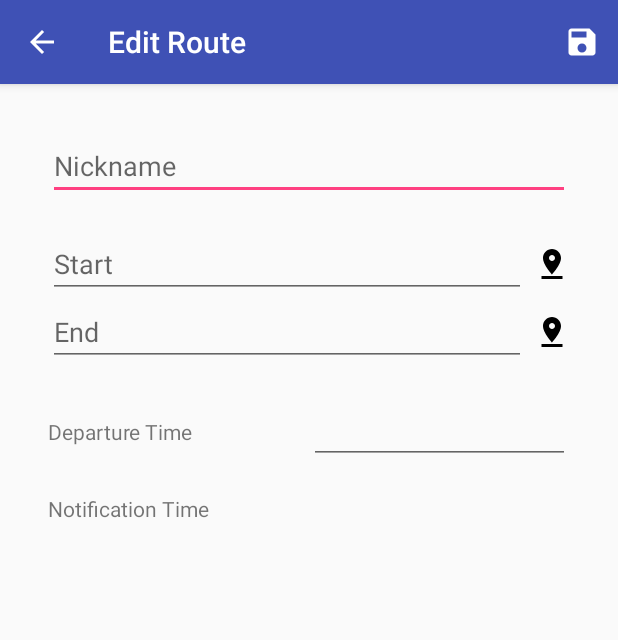
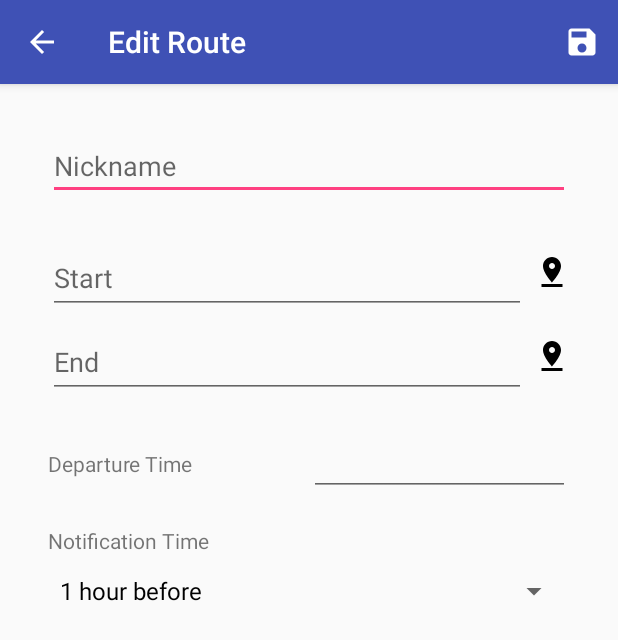
Before and after one commit to jdrider/RouteSelector, an Android app: the EditRouteFragment screen opened directly, with no data from a screen before it, after a tap on "Save", on a phone screen of 412 x 824 dp. Shown: the top 640 px of the screen. Run offline under Robolectric (Android 15) with nearby library versions, the phone set to English and light mode, and no system bars; libraries missing offline, so code that uses them is left out: com.jakewharton.threetenabp, com.pacoworks.rxpaper, rx.android.schedulers, rx.subscriptions; 4 statements that could not run were skipped.

Commit message:
Get selected notification time

```diff
--- a/app/src/main/java/com/jrider/routeselector/features/routes/EditRouteFragment.kt
+++ b/app/src/main/java/com/jrider/routeselector/features/routes/EditRouteFragment.kt
@@ -3,6 +3,7 @@ package com.jrider.routeselector.features.routes
 import android.os.Bundle
 import android.support.v4.app.Fragment
 import android.view.*
+import android.widget.ArrayAdapter
 import android.widget.Toast
 import com.jrider.routeselector.R
 import com.jrider.routeselector.RouteSelectorApplication
@@ -50,6 +51,11 @@ class EditRouteFragment : Fragment(), RouteContract.View {
 
         presenter.attachView(this)
 
+        val notificationTimeAdapter = ArrayAdapter.createFromResource(context, R.array.notification_time_options,
+                                                       android.R.layout.simple_spinner_dropdown_item)
+
+        spinner_add_route_notification_time.adapter = notificationTimeAdapter
+
         if (arguments != null && arguments.containsKey(ROUTE_ID_KEY)) {
             val routeIdToEdit = arguments.getString(ROUTE_ID_KEY)
 
@@ -94,9 +100,20 @@ class EditRouteFragment : Fragment(), RouteContract.View {
         val routeStartPoint = text_add_route_start_point.text.toString().trim()
         val routeEndPoint = text_add_route_end_point.toString().trim()
         val departureTime = text_add_route_departure_time.text.toString().trim()
-        val notificationTime = 0
 
         presenter.saveRoute(routeName, routeStartPoint, routeEndPoint, departureTime,
-                            notificationTime)
+                            getNotificationTimeMinutes())
+    }
+
+    private fun getNotificationTimeMinutes(): Int{
+        val selectedPosition = spinner_add_route_notification_time.selectedItemPosition
+
+        val notificationMinutes = when(selectedPosition){
+            0 -> 60
+            2 -> 15
+            else -> 30
+        }
+
+        return notificationMinutes
     }
 }
--- a/app/src/main/res/layout/fragment_edit_route.xml
+++ b/app/src/main/res/layout/fragment_edit_route.xml
@@ -18,12 +18,18 @@
         android:layout_marginTop="20dp"
         android:orientation="horizontal">
 
-        <EditText
-            android:id="@+id/text_add_route_start_point"
+        <android.support.design.widget.TextInputLayout
             android:layout_width="0dp"
             android:layout_height="wrap_content"
-            android:layout_weight="2"
-            android:hint="@string/add_route_route_start_point" />
+            android:layout_weight="2">
+
+            <android.support.design.widget.TextInputEditText
+                android:id="@+id/text_add_route_start_point"
+                android:layout_width="match_parent"
+                android:layout_height="wrap_content"
+                android:hint="@string/add_route_route_start_point" />
+
+        </android.support.design.widget.TextInputLayout>
 
         <ImageButton
             android:id="@+id/button_map_start_point"
@@ -41,12 +47,18 @@
         android:layout_height="wrap_content"
         android:orientation="horizontal">
 
-        <EditText
-            android:id="@+id/text_add_route_end_point"
+        <android.support.design.widget.TextInputLayout
             android:layout_width="0dp"
             android:layout_height="wrap_content"
-            android:layout_weight="2"
-            android:hint="@string/add_route_route_end_point" />
+            android:layout_weight="2">
+
+            <android.support.design.widget.TextInputEditText
+                android:id="@+id/text_add_route_end_point"
+                android:layout_width="match_parent"
+                android:layout_height="wrap_content"
+                android:hint="@string/add_route_route_end_point" />
+
+        </android.support.design.widget.TextInputLayout>
 
         <ImageButton
             android:id="@+id/button_map_end_point"
@@ -81,25 +93,15 @@
             tools:text="8:00 AM" />
     </LinearLayout>
 
-    <LinearLayout
+    <TextView
         android:layout_width="match_parent"
         android:layout_height="wrap_content"
         android:layout_marginTop="20dp"
-        android:orientation="horizontal">
+        android:text="@string/add_route_notification_time" />
 
-        <TextView
-            android:layout_width="0dp"
-            android:layout_height="wrap_content"
-            android:layout_weight="1"
-            android:text="@string/add_route_notification_time" />
-
-        <TextView
-            android:id="@+id/text_add_route_notification_time"
-            android:layout_width="0dp"
-            android:layout_height="wrap_content"
-            android:layout_weight="1"
-            tools:text="30 minutes before" />
-
-    </LinearLayout>
+    <Spinner
+        android:id="@+id/spinner_add_route_notification_time"
+        android:layout_width="match_parent"
+        android:layout_height="wrap_content" />
 
 </LinearLayout>
--- /dev/null
+++ b/app/src/main/res/values/arrays.xml
@@ -0,0 +1,10 @@
+<?xml version="1.0" encoding="utf-8"?>
+<resources>
+
+    <string-array name="notification_time_options">
+        <item>1 hour before</item>
+        <item>30 minutes before</item>
+        <item>15 minutes before</item>
+    </string-array>
+
+</resources>
```
